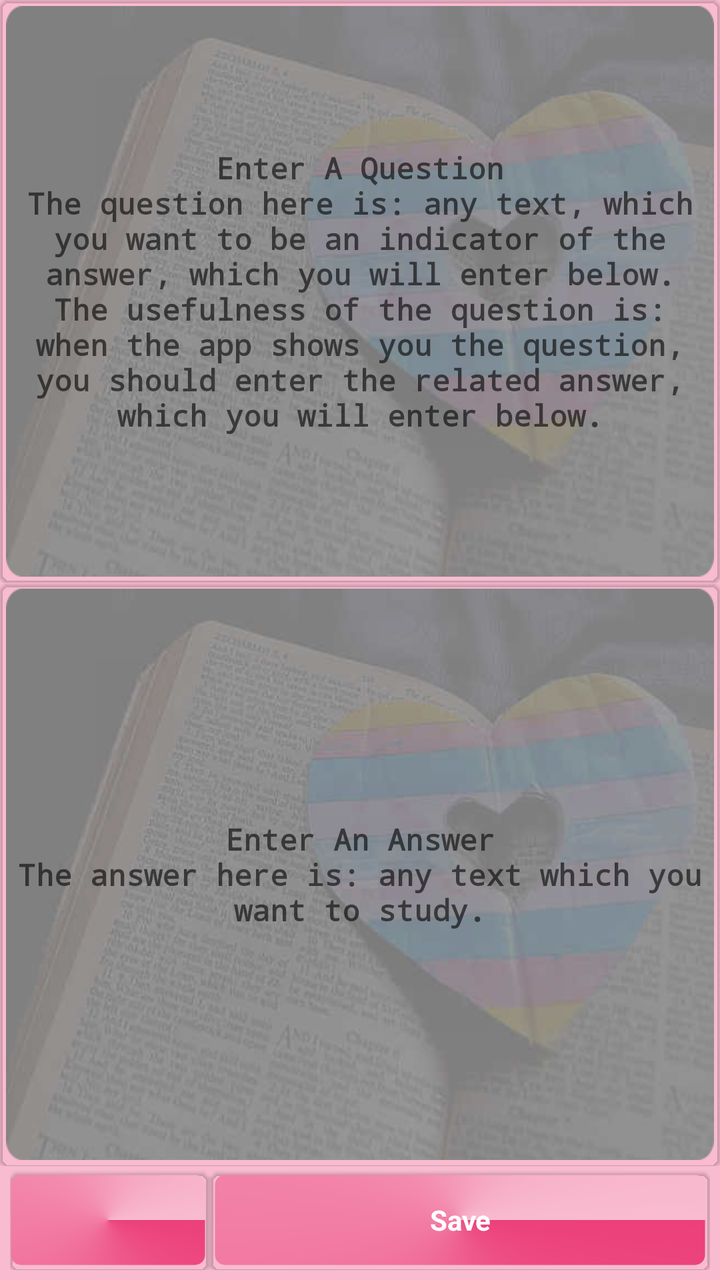
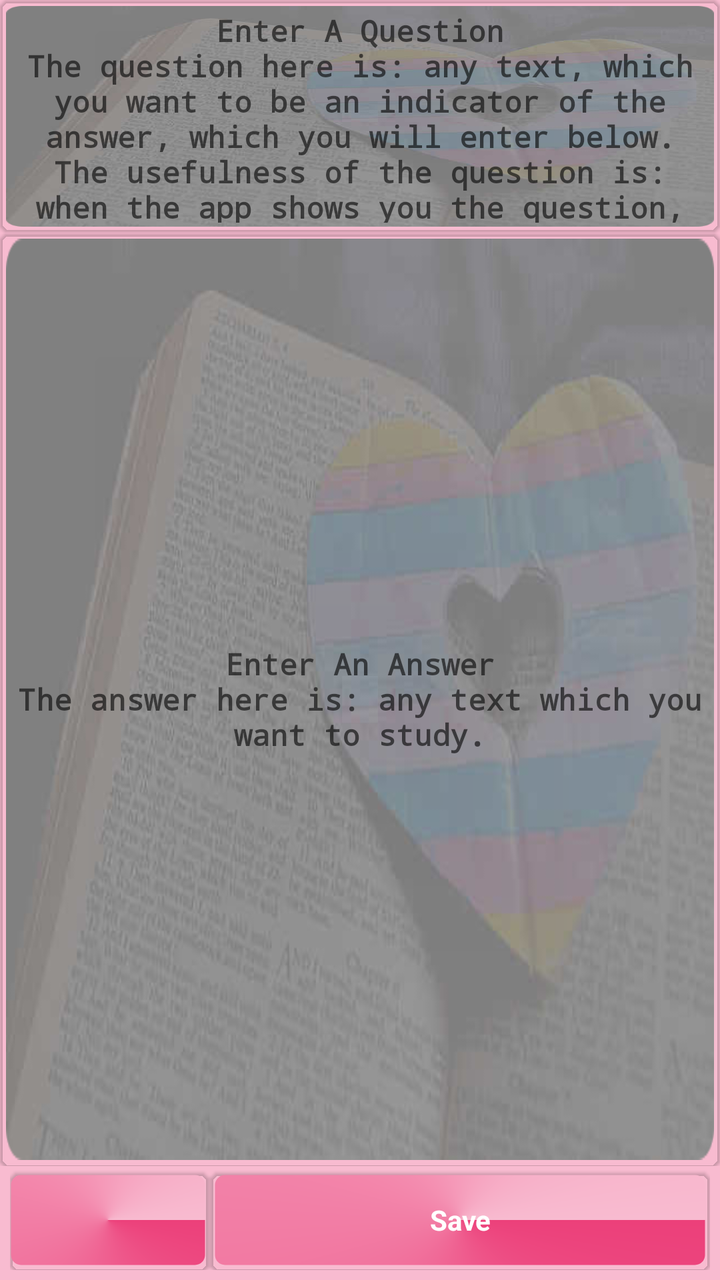

Screens rendered from an Android XML layout before and after an edit, with the pre-edit source and the edit as a unified diff.
<!-- AndroidManifest.xml: application theme MyMaterialTheme -->
<!-- res/layout/content_edit_notebook_entry.xml -->
<?xml version="1.0" encoding="utf-8"?>
<RelativeLayout
    xmlns:android="http://schemas.android.com/apk/res/android"
    xmlns:android.support.v7.cardview="http://schemas.android.com/apk/res-auto"
    xmlns:tools="http://schemas.android.com/tools"
    xmlns:app="http://schemas.android.com/apk/res-auto"
    android:layout_width="match_parent"
    android:layout_height="match_parent"
    app:layout_behavior="@string/appbar_scrolling_view_behavior"
    tools:context="com.ahmedsameha1.peninbin.activities.EditEntryActivity"
    tools:showIn="@layout/app_bar_edit_notebook_entry">


    <LinearLayout
        android:id="@+id/container"
        android:layout_width="match_parent"
        android:layout_height="match_parent"
        android:orientation="vertical"
        android:weightSum="2">

        <LinearLayout
            android:id="@+id/question_linearlayout"
            android:layout_width="match_parent"
            android:layout_height="0dp"
            android:layout_margin="0dp"
            android:layout_weight="1"
            android:background="@drawable/show_question_background"
            android:padding="0dp">

            <android.support.v7.widget.CardView
                android:layout_width="match_parent"
                android:layout_height="match_parent"
                android.support.v7.cardview:cardBackgroundColor="@android:color/transparent"
                android.support.v7.cardview:cardCornerRadius="5dp"
                android.support.v7.cardview:cardElevation="1dp">

                <EditText
                    android:id="@+id/question"
                    android:layout_width="match_parent"
                    android:layout_height="match_parent"
                    android:background="@drawable/text_bordered_transperant"
                    android:gravity="center"
                    android:hint="@string/enter_a_question"
                    android:imeOptions="flagNoExtractUi"
                    android:inputType="textNoSuggestions|textMultiLine"
                    android:minLines="1"
                    android:padding="5dp"
                    android:scrollbarAlwaysDrawVerticalTrack="true"
                    android:scrollbars="vertical"
                    android:textColor="#FFFFFF"

                    android:textSize="15sp"
                    android:textStyle="bold"
                    android:typeface="monospace" />
            </android.support.v7.widget.CardView>
        </LinearLayout>

        <LinearLayout
            android:id="@+id/answer_linearlayout"
            android:layout_width="match_parent"
            android:layout_height="0dp"
            android:layout_margin="0dp"
            android:layout_weight="1"
            android:background="@drawable/show_question_background"
            android:padding="0dp">

            <android.support.v7.widget.CardView
                android:layout_width="match_parent"
                android:layout_height="match_parent"
                android.support.v7.cardview:cardBackgroundColor="@android:color/transparent"
                android.support.v7.cardview:cardCornerRadius="5dp"
                android.support.v7.cardview:cardElevation="1dp">

                <EditText
                    android:id="@+id/answer"
                    android:layout_width="match_parent"
                    android:layout_height="match_parent"
                    android:layout_gravity="center"
                    android:background="@drawable/text_bordered_transperant"
                    android:enabled="true"
                    android:gravity="center"
                    android:hint="@string/enter_an_answer"
                    android:imeOptions="flagNoExtractUi"
                    android:inputType="textNoSuggestions|textMultiLine"
                    android:minLines="1"
                    android:padding="5dp"
                    android:scrollbarAlwaysDrawVerticalTrack="true"
                    android:textColor="#FFFFFF"

                    android:textSize="15sp"
                    android:textStyle="bold"
                    android:typeface="monospace" />
            </android.support.v7.widget.CardView>
        </LinearLayout>

        <LinearLayout
            android:layout_width="match_parent"
            android:layout_height="50dp"
            android:layout_marginBottom="5dp"
            android:layout_marginLeft="5dp"
            android:layout_marginRight="5dp"
            android:layout_marginTop="2dp">

            <android.support.v7.widget.CardView
                android:id="@+id/show_actionbar_card_view"
                android:layout_width="100dp"
                android:layout_height="match_parent"
                android:layout_weight="0"
                android.support.v7.cardview:cardBackgroundColor="@android:color/transparent"
                android.support.v7.cardview:cardCornerRadius="5dp"
                android.support.v7.cardview:cardElevation="1dp"
                android.support.v7.cardview:cardPreventCornerOverlap="true">

                <TextView
                    android:id="@+id/show_actionbar"
                    android:layout_width="match_parent"
                    android:layout_height="match_parent"
                    android:layout_marginBottom="2dp"
                    android:layout_marginRight="2dp"
                    android:layout_marginEnd="2dp"
                    android:layout_marginTop="2dp"
                    android:background="@drawable/text_bordered_colored"
                    android:gravity="center"
                    android:padding="2dp"
                    android:textColor="@drawable/textview_enabled_disabled_selector" />
            </android.support.v7.widget.CardView>


            <android.support.v7.widget.CardView
                android:id="@+id/save_card_view"
                android:layout_width="0dp"
                android:layout_height="match_parent"
                android:layout_weight="1"
                android.support.v7.cardview:cardBackgroundColor="@android:color/transparent"
                android.support.v7.cardview:cardCornerRadius="5dp"
                android.support.v7.cardview:cardElevation="1dp">

                <TextView
                    android:id="@+id/save"
                    android:layout_width="match_parent"
                    android:layout_height="match_parent"
                    android:layout_margin="2dp"
                    android:background="@drawable/text_bordered_colored"
                    android:enabled="true"
                    android:gravity="center"
                    android:padding="2dp"
                    android:text="@string/save"
                    android:textColor="@drawable/textview_enabled_disabled_selector"
                    android:textStyle="bold" />
            </android.support.v7.widget.CardView>


        </LinearLayout>

    </LinearLayout>

</RelativeLayout>
<!-- res/layout/app_bar_edit_notebook_entry.xml (included above) -->
<?xml version="1.0" encoding="utf-8"?>
<android.support.design.widget.CoordinatorLayout xmlns:android="http://schemas.android.com/apk/res/android"
    xmlns:app="http://schemas.android.com/apk/res-auto"
    xmlns:tools="http://schemas.android.com/tools"
    android:layout_width="match_parent"
    android:layout_height="match_parent"
    android:fitsSystemWindows="true">

    <android.support.design.widget.AppBarLayout
        android:layout_width="match_parent"
        android:layout_height="wrap_content"
        android:theme="@style/AppTheme.AppBarOverlay">
        <android.support.v7.widget.Toolbar xmlns:app="http://schemas.android.com/apk/res-auto"
            android:id="@+id/toolbar"
            android:layout_width="fill_parent"
            android:layout_height="?attr/actionBarSize"
            android:background="?attr/colorPrimary"
            android:minHeight="?attr/actionBarSize"/>

        <View android:layout_width="match_parent"
            android:layout_height="4dp"
            android:background="@drawable/toolbar_drop_shadow"/>
    </android.support.design.widget.AppBarLayout>

    <include layout="@layout/content_edit_notebook_entry" />

</android.support.design.widget.CoordinatorLayout>
<!-- resources referenced by this layout -->
<resources>
  <!-- drawable show_question_background (drawable) -->
  <?xml version="1.0" encoding="utf-8"?>
  <inset xmlns:android="http://schemas.android.com/apk/res/android"
      android:drawable="@drawable/book_heart_rounded_corners_15_radius"
      android:insetTop="3dp"
      android:insetBottom="3dp"
      android:insetRight="3dp"
      android:insetLeft="3dp"/>
  <!-- drawable text_bordered_colored (drawable) -->
  <shape xmlns:android="http://schemas.android.com/apk/res/android"
  android:thickness="0dp"
  android:shape="rectangle">
  <stroke android:width="1dp"
      android:color="@android:color/transparent"/>
  <corners android:radius="5dp" />
  <gradient
      android:startColor="@color/colorPrimary"
      android:endColor="@color/windowBackground"
      android:type="sweep"
      android:angle="270"/>
  </shape>
  <!-- drawable text_bordered_transperant (drawable) -->
  <shape xmlns:android="http://schemas.android.com/apk/res/android"
      android:thickness="0dp"
      android:shape="rectangle">
      <stroke android:width="1dp"
          android:color="@android:color/transparent"/>
      <corners android:radius="5dp" />
      <gradient
          android:startColor="@android:color/transparent"
          android:endColor="@android:color/transparent"
          android:type="linear"
          android:angle="270"/>
  </shape>
  <!-- drawable textview_enabled_disabled_selector (drawable) -->
  <?xml version="1.0" encoding="utf-8"?>
  <selector xmlns:android="http://schemas.android.com/apk/res/android">
      <item android:state_enabled="false" android:color="@android:color/darker_gray" />
      <item android:state_enabled="true" android:color="@android:color/white"/>
  </selector>
  <!-- drawable toolbar_drop_shadow (drawable) -->
  <?xml version="1.0" encoding="utf-8"?>
  <shape xmlns:android="http://schemas.android.com/apk/res/android"
      android:shape="rectangle" >
  
      <gradient
          android:angle="90"
          android:endColor="#757575"
          android:startColor="#bdbdbd" />
  
  </shape>
  <string name="appbar_scrolling_view_behavior" translatable="false">android.support.design.widget.AppBarLayout$ScrollingViewBehavior</string>
  <string name="enter_a_question">Enter A Question\nThe question here is: any text, which you want to be an indicator of the answer, which you will enter below. The usefulness of the question is: when the app shows you the question, you should enter the related answer, which you will enter below.</string>
  <string name="enter_an_answer">Enter An Answer\nThe answer here is: any text which you want to study.</string>
  <string name="save">Save</string>
  <style name="AppTheme.AppBarOverlay" parent="ThemeOverlay.AppCompat.Dark.ActionBar" />
  <style name="MyMaterialTheme" parent="MyMaterialTheme.Base">
  
      </style>
  <!-- drawable book_heart_rounded_corners_15_radius: png bitmap (drawable, 118245 bytes) -->
  <color name="colorPrimary">#EC407A</color>
  <color name="windowBackground">#F8BBD0</color>
  <style name="MyMaterialTheme.Base" parent="Theme.AppCompat.Light.DarkActionBar">
          <item name="windowNoTitle">true</item>
          <item name="windowActionBar">false</item>
          <item name="colorPrimary">@color/colorPrimary</item>
          <item name="colorPrimaryDark">@color/colorPrimaryDark</item>
          <item name="colorAccent">@color/colorAccent</item>
          <item name="android:windowBackground">@color/windowBackground</item>
      </style>
  <color name="colorPrimaryDark">#AD1457</color>
  <color name="colorAccent">#EA80FC</color>
</resources>

<!-- the commit's change to res/layout/content_edit_notebook_entry.xml (unified diff, before → after) -->
@@ -16,7 +16,7 @@
         android:layout_width="match_parent"
         android:layout_height="match_parent"
         android:orientation="vertical"
-        android:weightSum="2">
+        android:weightSum="5">
 
         <LinearLayout
             android:id="@+id/question_linearlayout"
@@ -60,7 +60,7 @@
             android:layout_width="match_parent"
             android:layout_height="0dp"
             android:layout_margin="0dp"
-            android:layout_weight="1"
+            android:layout_weight="4"
             android:background="@drawable/show_question_background"
             android:padding="0dp">
 
